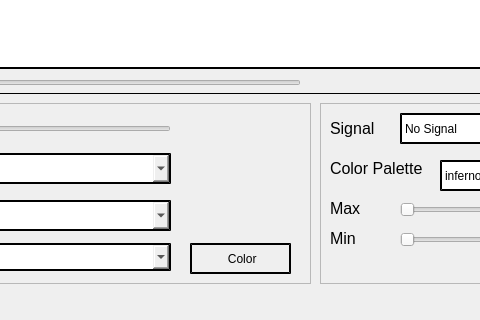
The window that Task 1 - Signal Viewer/main.ui (jemmyyy/dsptasks) describes before a commit, drawn with Qt 5; both pictures show x 310 to 790 and y 317 to 637 of the 1118 by 637 pixel window.
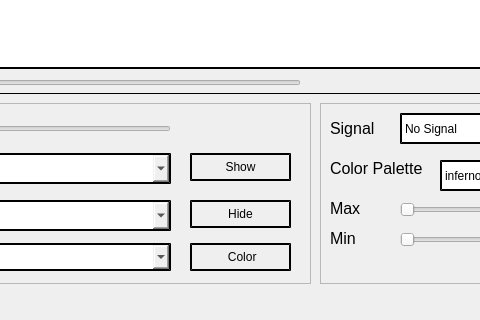
The same window after the commit. Icons and pictures are not drawn. Custom widgets are drawn as their Qt base class.

Commit message: show/hide buttons

Diff of the .ui file:
```diff
--- a/Task 1 - Signal Viewer/main.ui
+++ b/Task 1 - Signal Viewer/main.ui
@@ -2601,7 +2601,7 @@
       <x>490</x>
       <y>140</y>
       <width>101</width>
-      <height>31</height>
+      <height>28</height>
      </rect>
     </property>
     <property name="styleSheet">
@@ -2625,6 +2625,66 @@
      <string> Color</string>
     </property>
    </widget>
+   <widget class="QPushButton" name="hideButton">
+    <property name="geometry">
+     <rect>
+      <x>490</x>
+      <y>97</y>
+      <width>101</width>
+      <height>28</height>
+     </rect>
+    </property>
+    <property name="styleSheet">
+     <string notr="true">
+.QPushButtonn-6d {
+	border: 2px dashed #226fbe;
+}
+
+.QPushButton-6d:hover {
+	background: transparent;
+	color: #226fbe;
+}
+QPushButton
+{
+    border-style: outset;
+    border-width: 2px;
+    border-color: black;
+}</string>
+    </property>
+    <property name="text">
+     <string>Hide</string>
+    </property>
+   </widget>
+   <widget class="QPushButton" name="showButton">
+    <property name="geometry">
+     <rect>
+      <x>490</x>
+      <y>50</y>
+      <width>101</width>
+      <height>28</height>
+     </rect>
+    </property>
+    <property name="styleSheet">
+     <string notr="true">
+.QPushButtonn-6d {
+	border: 2px dashed #226fbe;
+}
+
+.QPushButton-6d:hover {
+	background: transparent;
+	color: #226fbe;
+}
+QPushButton
+{
+    border-style: outset;
+    border-width: 2px;
+    border-color: black;
+}</string>
+    </property>
+    <property name="text">
+     <string>Show</string>
+    </property>
+   </widget>
   </widget>
   <widget class="QFrame" name="frame_6">
    <property name="geometry">
```
The commit also changes 2 other files.
